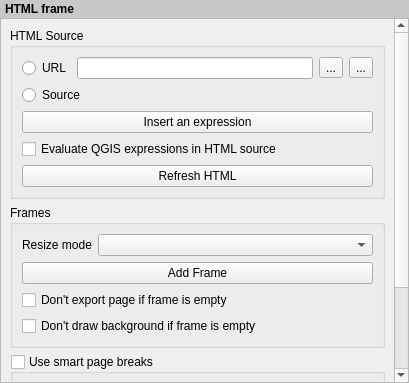
Before: the Qt Designer form src/ui/composer/qgscomposerhtmlwidgetbase.ui in qgis/QGIS, drawn with Qt 5.
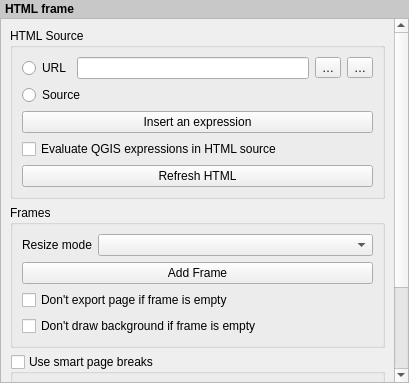
After: the same form once the commit is applied. Custom widgets are drawn as their Qt base class.

```diff
--- a/src/ui/composer/qgscomposerhtmlwidgetbase.ui
+++ b/src/ui/composer/qgscomposerhtmlwidgetbase.ui
@@ -91,14 +91,14 @@
             <item>
              <widget class="QToolButton" name="mFileToolButton">
               <property name="text">
-               <string>...</string>
+               <string>…</string>
               </property>
              </widget>
             </item>
             <item>
              <widget class="QgsDataDefinedButton" name="mUrlDDBtn">
               <property name="text">
-               <string>...</string>
+               <string>…</string>
               </property>
              </widget>
             </item>
```
